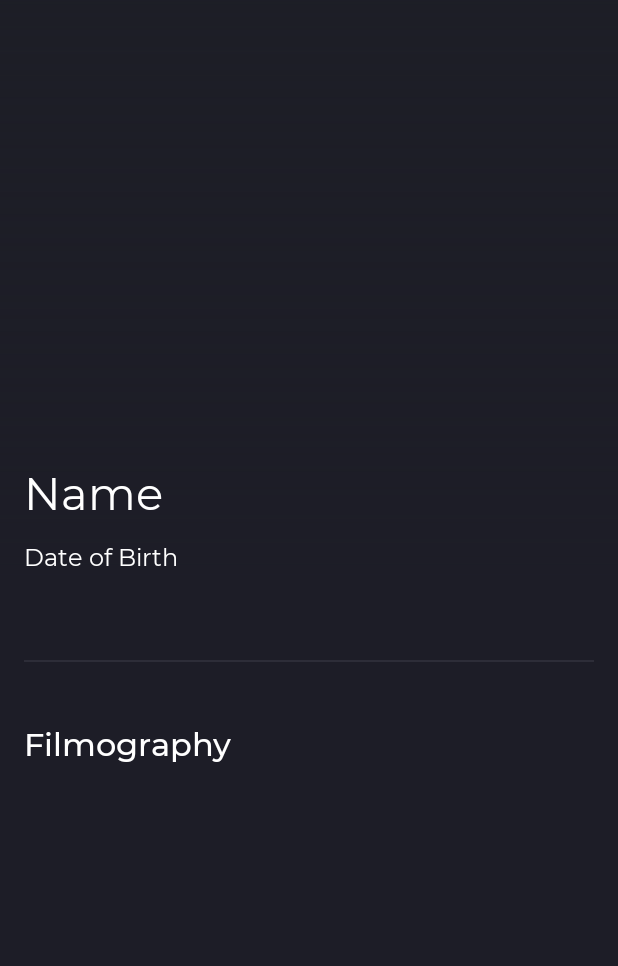
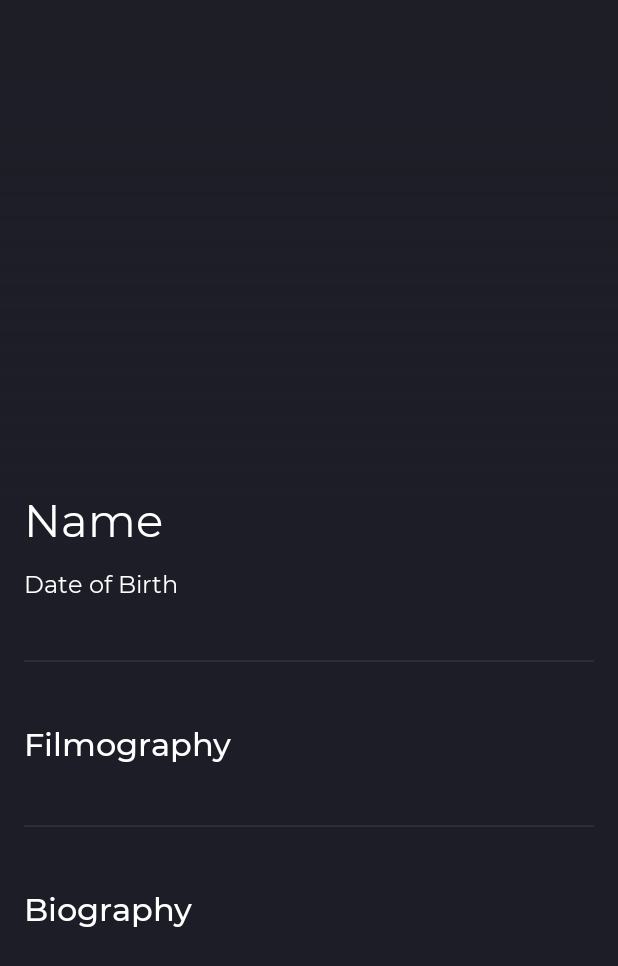
Before and after one commit to Elshad98/movies-app, an Android app: the PersonDetailsActivity screen opened directly, with no data from a screen before it, on a phone screen of 412 x 824 dp. Shown: the top 966 px of the screen. Run offline under Robolectric (Android 15) with nearby library versions, the phone set to English and light mode, and no system bars; plain views replace RoundedImageView; pictures from the network do not load; 3 statements that could not run were skipped.

Commit message:
Added actor biography

```diff
--- a/app/src/main/java/com/example/moviesapp/ui/personDetails/PersonDetailsActivity.kt
+++ b/app/src/main/java/com/example/moviesapp/ui/personDetails/PersonDetailsActivity.kt
@@ -47,6 +47,7 @@ class PersonDetailsActivity : BaseActivity() {
     private fun bindUI(personDetails: PersonDetails) {
         person_name.text = personDetails.name
         date_of_birth.text = personDetails.dateAndPlaceOfBirth
+        biography.text = personDetails.biography
 
         setFilmography(personDetails)
         val personImageURL = POSTER_BASE_URL + personDetails.profilePath
--- a/app/src/main/res/layout/activity_person_details.xml
+++ b/app/src/main/res/layout/activity_person_details.xml
@@ -88,7 +88,7 @@
                             android:layout_width="wrap_content"
                             android:layout_height="wrap_content"
                             android:layout_marginTop="12dp"
-                            android:layout_marginBottom="18dp"
+                            android:lineSpacingExtra="2dp"
                             android:fontFamily="@font/montserrat_regular"
                             android:text="@string/date_of_birth"
                             android:textColor="@color/white"
@@ -103,7 +103,7 @@
                     android:layout_height="wrap_content"
                     android:layout_marginLeft="16dp"
                     android:layout_marginRight="16dp"
-                    android:layout_marginBottom="16dp"
+                    android:layout_marginBottom="26dp"
                     android:orientation="vertical">
 
                     <LinearLayout
@@ -142,8 +142,39 @@
                                 android:orientation="horizontal" />
                         </HorizontalScrollView>
                     </LinearLayout>
+
+                    <LinearLayout
+                        android:layout_width="match_parent"
+                        android:layout_height="1dp"
+                        android:layout_marginTop="40dp"
+                        android:layout_marginBottom="40dp"
+                        android:background="@drawable/border_top"
+                        android:orientation="horizontal" />
+
+                    <LinearLayout
+                        android:layout_width="match_parent"
+                        android:layout_height="wrap_content"
+                        android:orientation="vertical">
+
+                        <TextView
+                            android:layout_width="wrap_content"
+                            android:layout_height="wrap_content"
+                            android:fontFamily="@font/montserrat_medium"
+                            android:text="@string/biography"
+                            android:textColor="@color/white"
+                            android:textSize="21sp" />
+
+                        <TextView
+                            android:id="@+id/biography"
+                            android:layout_width="match_parent"
+                            android:layout_height="wrap_content"
+                            android:layout_marginTop="16dp"
+                            android:fontFamily="@font/montserrat_medium"
+                            android:lineSpacingExtra="2dp"
+                            android:textColor="@color/white"
+                            android:textSize="16sp" />
+                    </LinearLayout>
                 </LinearLayout>
-
             </LinearLayout>
 
 
--- a/app/src/main/res/layout/activity_single_movie.xml
+++ b/app/src/main/res/layout/activity_single_movie.xml
@@ -104,7 +104,7 @@
                     android:layout_height="wrap_content"
                     android:layout_marginLeft="16dp"
                     android:layout_marginRight="16dp"
-                    android:layout_marginBottom="16dp"
+                    android:layout_marginBottom="26dp"
                     android:orientation="vertical">
 
                     <LinearLayout
--- a/app/src/main/res/values/strings.xml
+++ b/app/src/main/res/values/strings.xml
@@ -6,6 +6,7 @@
     <string name="name">Name</string>
     <string name="date_of_birth">Date of Birth</string>
     <string name="filmography">Filmography</string>
+    <string name="biography">Biography</string>
     <string name="director">Director:</string>
     <string name="producer">Producer:</string>
     <string name="user_score">User Score:</string>
```
